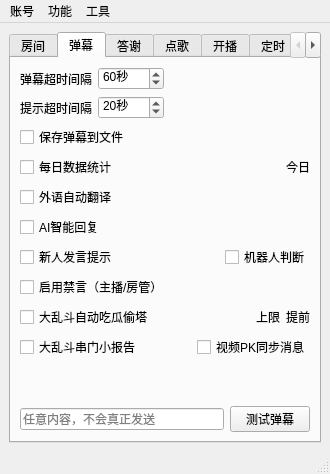
Qt form mainwindow.ui (iwxyi/Bilibili-MagicalDanmaku) before a commit.
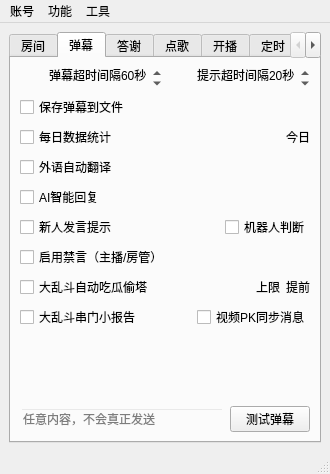
The same form after that commit. The open tabs and pages were chosen to show the change. Icons and pictures are not drawn. Custom widgets are drawn as their Qt base class.

Commit message: 优化SpinBox；取消边框和背景

```diff
--- a/mainwindow.ui
+++ b/mainwindow.ui
@@ -143,21 +143,35 @@
           <property name="topMargin">
            <number>0</number>
           </property>
-          <item>
-           <widget class="QLabel" name="label_3">
-            <property name="toolTip">
-             <string>&lt;html&gt;&lt;head/&gt;&lt;body&gt;&lt;p&gt;弹幕显示的时间，超时自动移除&lt;/p&gt;&lt;/body&gt;&lt;/html&gt;</string>
-            </property>
-            <property name="text">
-             <string>弹幕超时间隔</string>
-            </property>
-           </widget>
-          </item>
           <item>
            <widget class="QSpinBox" name="removeDanmakuIntervalSpin">
+            <property name="contextMenuPolicy">
+             <enum>Qt::NoContextMenu</enum>
+            </property>
+            <property name="layoutDirection">
+             <enum>Qt::LeftToRight</enum>
+            </property>
+            <property name="autoFillBackground">
+             <bool>false</bool>
+            </property>
+            <property name="styleSheet">
+             <string notr="true">QSpinBox
+{
+	background: transparent;
+}</string>
+            </property>
+            <property name="frame">
+             <bool>false</bool>
+            </property>
+            <property name="alignment">
+             <set>Qt::AlignRight|Qt::AlignTrailing|Qt::AlignVCenter</set>
+            </property>
             <property name="suffix">
              <string>秒</string>
             </property>
+            <property name="prefix">
+             <string>弹幕超时间隔</string>
+            </property>
             <property name="maximum">
              <number>3600</number>
             </property>
@@ -170,37 +184,28 @@
            </widget>
           </item>
           <item>
-           <spacer name="horizontalSpacer_2">
-            <property name="orientation">
-             <enum>Qt::Horizontal</enum>
-            </property>
-            <property name="sizeHint" stdset="0">
-             <size>
-              <width>40</width>
-              <height>20</height>
-             </size>
-            </property>
-           </spacer>
-          </item>
-         </layout>
-        </item>
-        <item>
-         <layout class="QHBoxLayout" name="horizontalLayout_25">
-          <property name="topMargin">
-           <number>0</number>
-          </property>
-          <item>
-           <widget class="QLabel" name="label_6">
-            <property name="text">
-             <string>提示超时间隔</string>
-            </property>
-           </widget>
-          </item>
-          <item>
            <widget class="QSpinBox" name="removeDanmakuTipIntervalSpin">
+            <property name="contextMenuPolicy">
+             <enum>Qt::NoContextMenu</enum>
+            </property>
+            <property name="styleSheet">
+             <string notr="true">QSpinBox
+{
+	background: transparent;
+}</string>
+            </property>
+            <property name="frame">
+             <bool>false</bool>
+            </property>
+            <property name="alignment">
+             <set>Qt::AlignRight|Qt::AlignTrailing|Qt::AlignVCenter</set>
+            </property>
             <property name="suffix">
              <string>秒</string>
             </property>
+            <property name="prefix">
+             <string>提示超时间隔</string>
+            </property>
             <property name="maximum">
              <number>3600</number>
             </property>
@@ -212,19 +217,6 @@
             </property>
            </widget>
           </item>
-          <item>
-           <spacer name="horizontalSpacer_6">
-            <property name="orientation">
-             <enum>Qt::Horizontal</enum>
-            </property>
-            <property name="sizeHint" stdset="0">
-             <size>
-              <width>40</width>
-              <height>20</height>
-             </size>
-            </property>
-           </spacer>
-          </item>
          </layout>
         </item>
         <item>
@@ -457,6 +449,12 @@
           </property>
           <item>
            <widget class="QLineEdit" name="testDanmakuEdit">
+            <property name="styleSheet">
+             <string notr="true">QLineEdit
+{
+	background: transparent;
+}</string>
+            </property>
             <property name="placeholderText">
              <string>任意内容，不会真正发送</string>
             </property>
```
Left out of the diff: 193 changed lines with no effect on the pictures. The commit also changes 2 other files.
